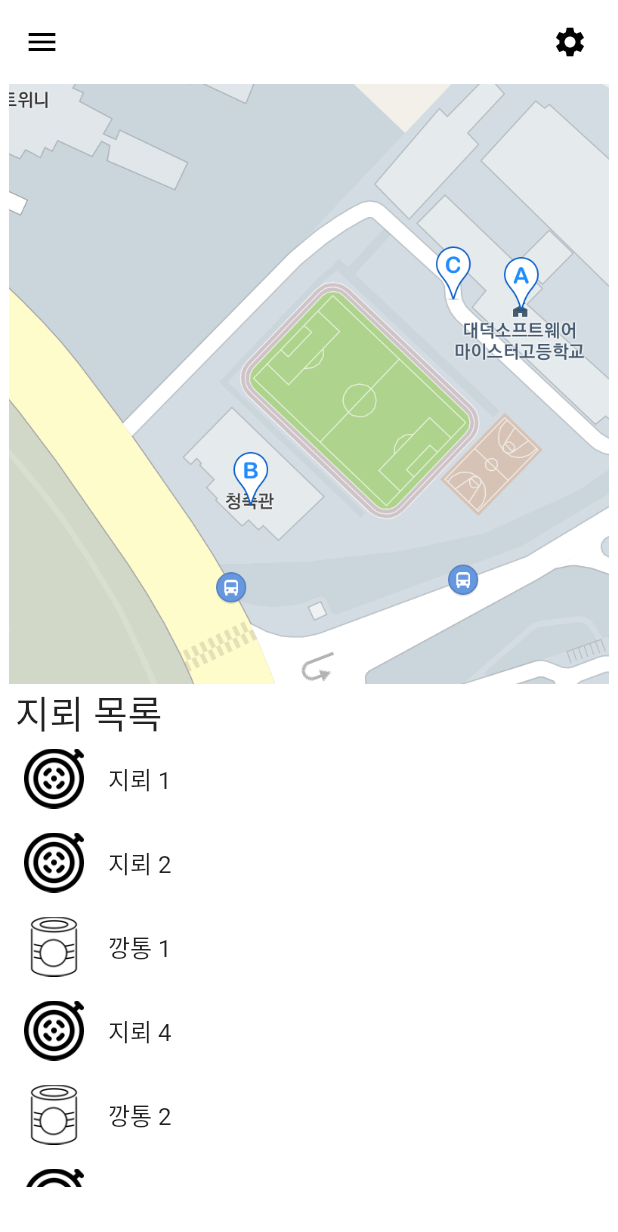
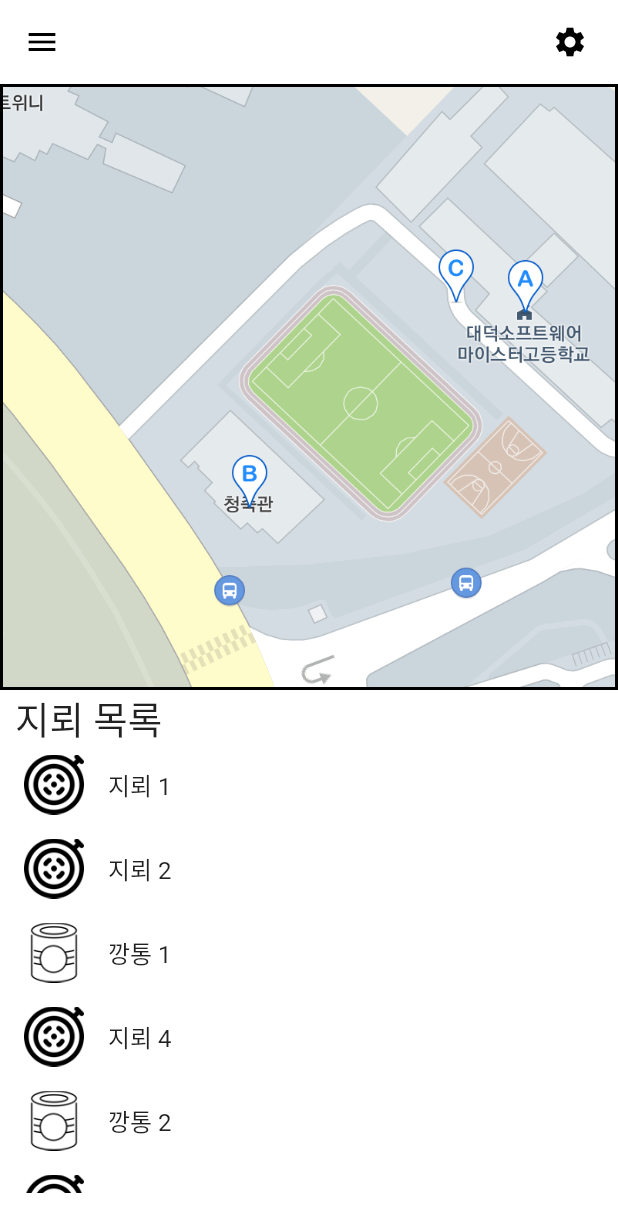
Before and after one commit to Yoochanhong/JGS, a Flutter app: the screen it shows after launch, on a phone screen of 412 x 824 dp. Shown: the top 1232 px of the screen. Run offline on Flutter 3.47's test engine with Material 2 defaults, Android fonts, the phone set to English and light mode, and no system bars.

Commit message:
적당히 사진 외곽선 넣어주기

```diff
--- a/lib/main.dart
+++ b/lib/main.dart
@@ -33,7 +33,17 @@ class MyHomePage extends StatelessWidget {
       body: Column(
         crossAxisAlignment: CrossAxisAlignment.start,
         children: [
-          Image.asset("assets/images/map.png", width: 500, height: 400),
+          Container(
+            decoration: BoxDecoration(
+              border: Border.all(color: Colors.black, width: 2.0),
+            ),
+            child: Image.asset(
+              "assets/images/map.png",
+              width: 500,
+              height: 400,
+              fit: BoxFit.fill,
+            ),
+          ),
           Row(
             children: [
               SizedBox(width: 10),
```
